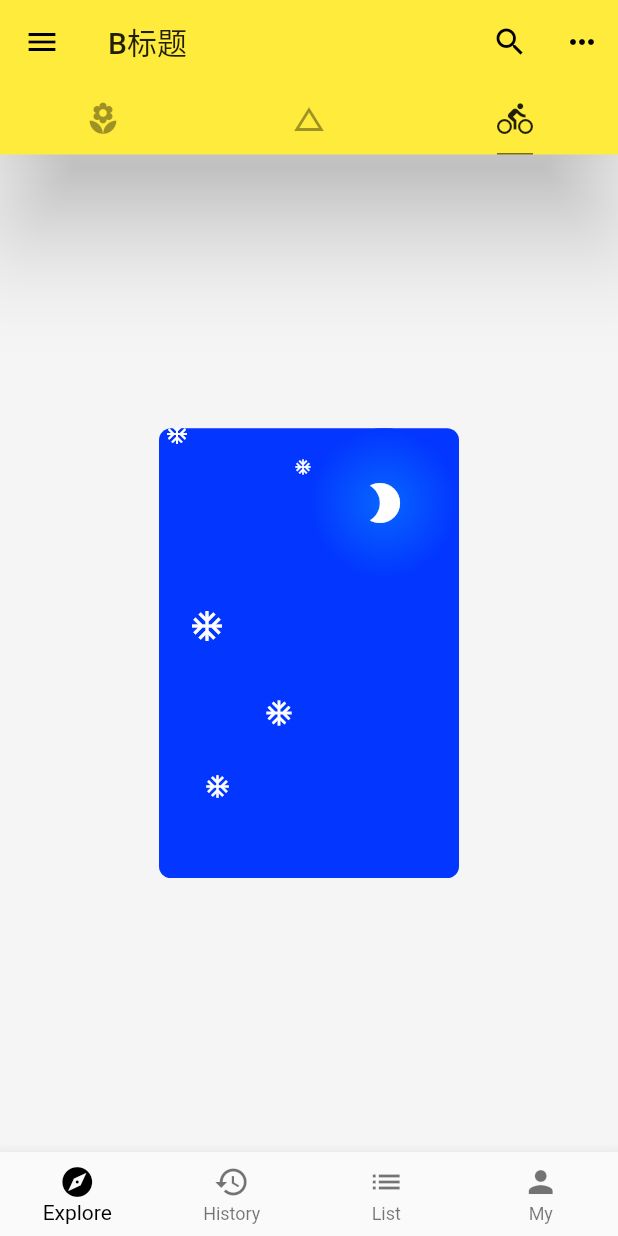
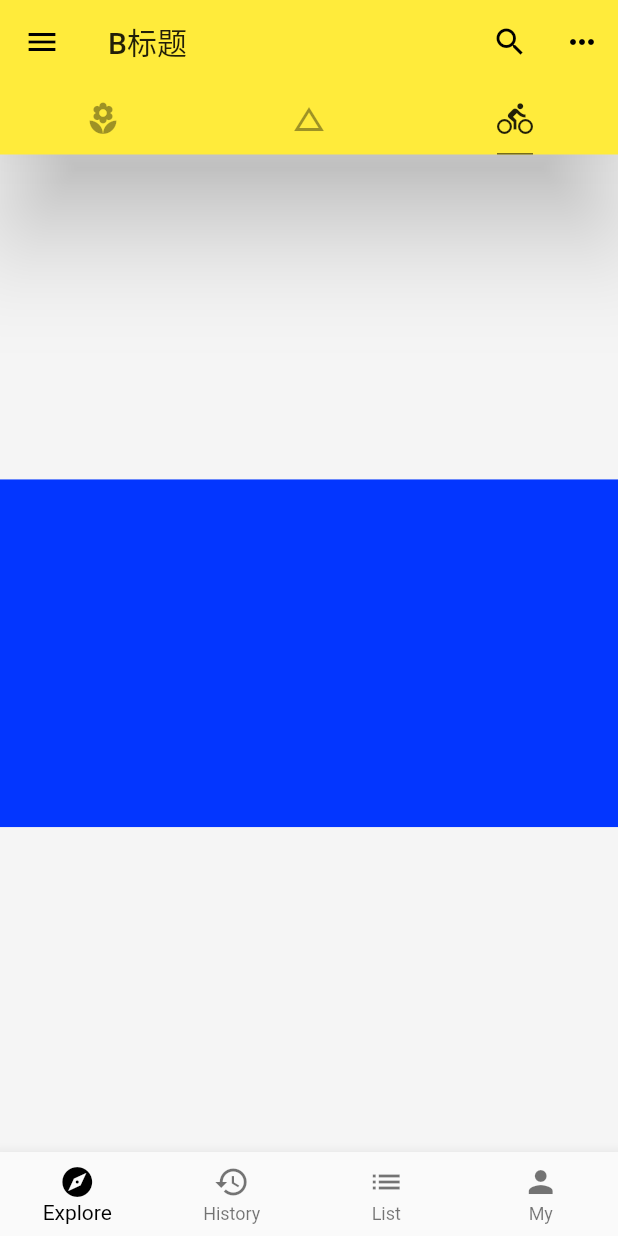
Before and after one commit to peter-hst/flutter_second, a Flutter app: the screen it shows after launch, tab 3 chosen, on a phone screen of 412 x 824 dp. Run offline on Flutter 3.47's test engine with Material 2 defaults, Android fonts, the phone set to English and light mode, and no system bars; network calls fail.

Commit message:
宽高比容器设置

```diff
--- a/lib/demo/layout_demo.dart
+++ b/lib/demo/layout_demo.dart
@@ -18,62 +18,10 @@ class LayoutDemo extends StatelessWidget {
 //          IconBadge(Icons.pool),
 //          IconBadge(Icons.beach_access,size:64.0),
 //          IconBadge(Icons.airplanemode_active)
-          Stack(
-            alignment: Alignment.topRight, //顶部靠右,这个对齐指的是小部件的对齐,大部件不受影响
-            children: <Widget>[
-              SizedBox(
-                  child: Container(
-                width: 200.0,
-                height: 300.0,
-                alignment: Alignment(0.0, -0.8),
-                // 对齐
-                decoration: BoxDecoration(
-                  color: Color.fromRGBO(3, 54, 255, 1.0),
-                  borderRadius: BorderRadius.circular(8.0),
-                ),
-
-              )),
-              SizedBox(height: 32.0),
-              SizedBox(
-                  child: Container(
-                width: 100.0,
-                height: 100.0,
-                decoration: BoxDecoration(
-                    color: Color.fromRGBO(3, 54, 255, 1.0),
-//                borderRadius: BorderRadius.circular(8.0),
-                    shape: BoxShape.circle,
-                    gradient: RadialGradient(
-                        colors: [Color.fromRGBO(7, 102, 255, 1.0),Color.fromRGBO(3, 54, 255, 1.0),])),
-                child:
-                    Icon(Icons.brightness_2, color: Colors.white, size: 32.0),
-              )),
-              Positioned(
-                left: 20.0,
-                top:120.0,
-                child: Icon(Icons.ac_unit, color: Colors.white, size: 24.0),
-              ),
-              Positioned(
-                left: 70.0,
-                top:180.0,
-                child: Icon(Icons.ac_unit, color: Colors.white, size: 20.0),
-              ),
-              Positioned(
-                left: 30.0,
-                top:230.0,
-                child: Icon(Icons.ac_unit, color: Colors.white, size: 18.0),
-              ),
-              Positioned(
-                left: 90.0,
-                top:20.0,
-                child: Icon(Icons.ac_unit, color: Colors.white, size: 12.0),
-              ),
-              Positioned(
-                left: 4.0,
-                top:-4.0,
-                child: Icon(Icons.ac_unit, color: Colors.white, size: 16.0),
-              ),
-            ],
-          )
+//          StackDemo()
+          AspectRatio(
+              aspectRatio: 16.0 / 9.0, //设置宽高比例这样就得到 16:9 长:宽的容器
+              child: Container(color: Color.fromRGBO(3, 54, 255, 1.0)))
         ],
       ),
     );
@@ -96,3 +44,65 @@ class IconBadge extends StatelessWidget {
     );
   }
 }
+
+class StackDemo extends StatelessWidget {
+  @override
+  Widget build(BuildContext context) {
+    return Stack(
+      alignment: Alignment.topRight, //顶部靠右,这个对齐指的是小部件的对齐,大部件不受影响
+      children: <Widget>[
+        SizedBox(
+            child: Container(
+          width: 200.0,
+          height: 300.0,
+          alignment: Alignment(0.0, -0.8),
+          // 对齐
+          decoration: BoxDecoration(
+            color: Color.fromRGBO(3, 54, 255, 1.0),
+            borderRadius: BorderRadius.circular(8.0),
+          ),
+        )),
+        SizedBox(height: 32.0),
+        SizedBox(
+            child: Container(
+          width: 100.0,
+          height: 100.0,
+          decoration: BoxDecoration(
+              color: Color.fromRGBO(3, 54, 255, 1.0),
+//                borderRadius: BorderRadius.circular(8.0),
+              shape: BoxShape.circle,
+              gradient: RadialGradient(colors: [
+                Color.fromRGBO(7, 102, 255, 1.0),
+                Color.fromRGBO(3, 54, 255, 1.0),
+              ])),
+          child: Icon(Icons.brightness_2, color: Colors.white, size: 32.0),
+        )),
+        Positioned(
+          left: 20.0,
+          top: 120.0,
+          child: Icon(Icons.ac_unit, color: Colors.white, size: 24.0),
+        ),
+        Positioned(
+          left: 70.0,
+          top: 180.0,
+          child: Icon(Icons.ac_unit, color: Colors.white, size: 20.0),
+        ),
+        Positioned(
+          left: 30.0,
+          top: 230.0,
+          child: Icon(Icons.ac_unit, color: Colors.white, size: 18.0),
+        ),
+        Positioned(
+          left: 90.0,
+          top: 20.0,
+          child: Icon(Icons.ac_unit, color: Colors.white, size: 12.0),
+        ),
+        Positioned(
+          left: 4.0,
+          top: -4.0,
+          child: Icon(Icons.ac_unit, color: Colors.white, size: 16.0),
+        ),
+      ],
+    );
+  }
+}
```
